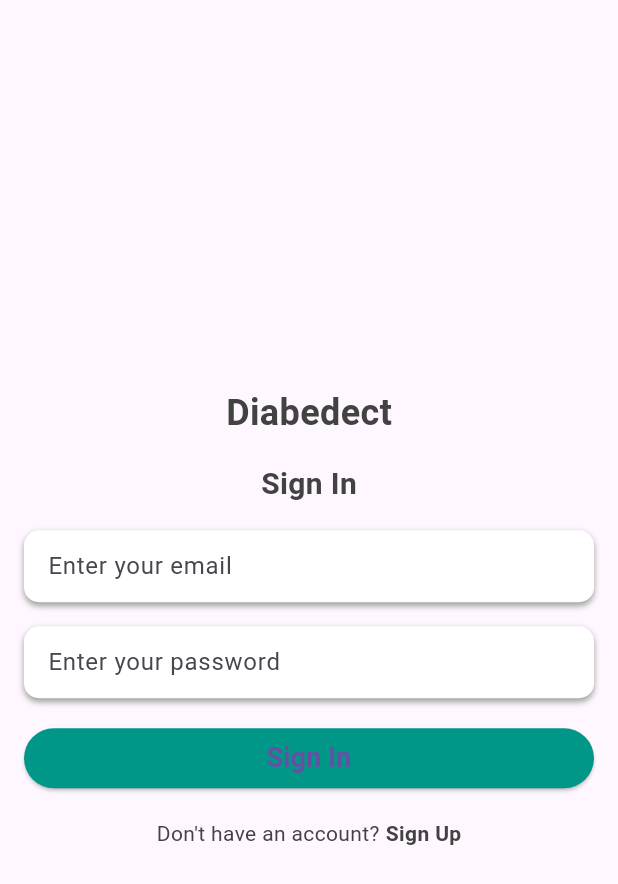
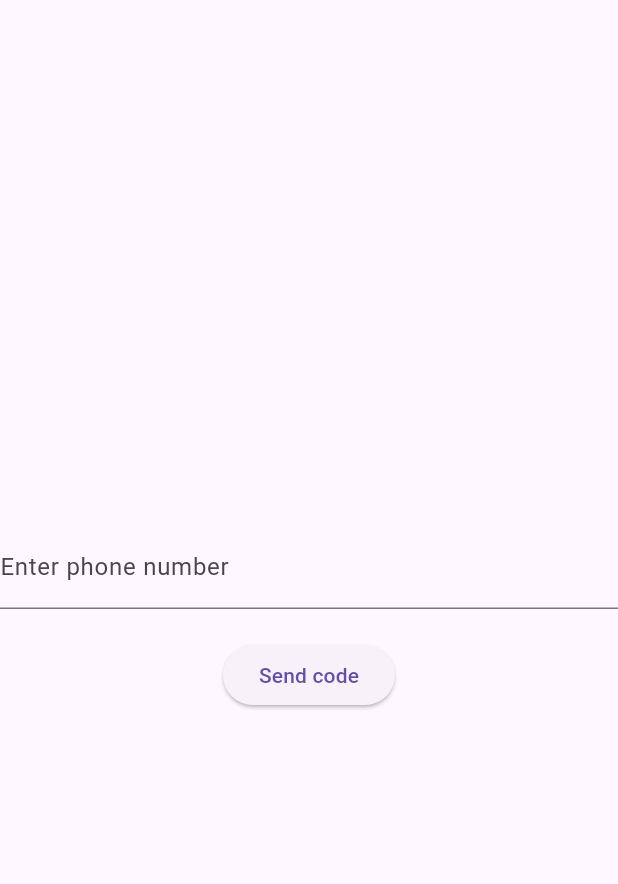
Before and after one commit to aliirshad07/dr_detection, a Flutter app: the screen it shows after launch, on a phone screen of 412 x 824 dp. Shown: the top 884 px of the screen. Run offline on Flutter 3.47's test engine with Material 3 defaults, Android fonts, the phone set to English and light mode, and no system bars; our stand-ins replace firebase_auth, firebase_core, flutter_easyloading, fluttertoast, get, get_storage and 4 more; missing offline and left inert: dart:ffi; accounts and stored records are empty.

Commit message:
ali's commit

```diff
--- a/lib/Hscreen.dart
+++ b/lib/Hscreen.dart
@@ -25,7 +25,6 @@ class MyHomePage extends StatefulWidget {
 class _MyHomePageState extends State<MyHomePage> {
 
   final userProfileController = Get.put(UserProfileController());
-
   String selectedImagePath = '';
   String confidence = "";
   String diseaseConfidence = "";
--- a/lib/main.dart
+++ b/lib/main.dart
@@ -1,5 +1,5 @@
 import 'package:dr_detection/controllers/signin_signup_controller.dart';
-import 'package:dr_detection/screens/login_screen.dart';
+import 'package:dr_detection/screens/phone_screen.dart';
 import 'package:firebase_auth/firebase_auth.dart';
 import 'package:flutter/material.dart';
 import 'package:dr_detection/Hscreen.dart';
@@ -49,7 +49,7 @@ class MyApp extends StatelessWidget {
               ),
             );
           }
-          return LoginScreen();
+          return PhoneScreen();
         },
       ),
       builder: EasyLoading.init(),
--- a/lib/screens/login_screen.dart
+++ /dev/null
@@ -1,170 +0,0 @@
-import 'package:dr_detection/Hscreen.dart';
-import 'package:dr_detection/controllers/signin_signup_controller.dart';
-import 'package:dr_detection/screens/otp_screen.dart';
-import 'package:firebase_auth/firebase_auth.dart';
-import 'package:flutter/material.dart';
-import 'package:dr_detection/screens/user_info_screen.dart';
-import 'package:get/get.dart';
-import 'signup_screen.dart';
-
-class LoginScreen extends StatefulWidget {
-  @override
-  State<LoginScreen> createState() => _LoginScreenState();
-}
-
-class _LoginScreenState extends State<LoginScreen> {
-  final TextEditingController emailController = TextEditingController();
-  final TextEditingController passwordController = TextEditingController();
-  final controller = Get.put(SigninSignupController());
-
-  void _showUploadDialog() {
-    showDialog(
-      context: context,
-      builder: (BuildContext context) {
-        return AlertDialog(
-          content: Column(
-            mainAxisSize: MainAxisSize.min,
-            children: <Widget>[
-              CircularProgressIndicator(color: Colors.black,),
-              SizedBox(height: 10),
-              Text('Logging in...'),
-            ],
-          ),
-        );
-      },
-    );
-  }
-
-  @override
-  Widget build(BuildContext context) {
-
-    return Scaffold(
-      body: Padding(
-        padding: const EdgeInsets.all(16.0),
-        child: Column(
-          crossAxisAlignment: CrossAxisAlignment.center,
-          mainAxisAlignment: MainAxisAlignment.center,
-          children: [
-            Text(
-              'Diabedect',
-              style: TextStyle(
-                fontSize: 24.0,
-                color: Colors.grey[800],
-                fontWeight: FontWeight.bold,
-              ),
-            ),
-            SizedBox(height: 16.0),
-            Text(
-              'Sign In',
-              style: TextStyle(
-                fontSize: 20.0,
-                color: Colors.grey[800],
-                fontWeight: FontWeight.bold,
-              ),
-            ),
-            SizedBox(height: 16.0),
-            Container(
-              padding: EdgeInsets.symmetric(horizontal: 16.0),
-              decoration: BoxDecoration(
-                color: Colors.white,
-                borderRadius: BorderRadius.circular(10.0),
-                boxShadow: [
-                  BoxShadow(
-                    color: Colors.grey,
-                    blurRadius: 3.0,
-                    offset: Offset(0, 2),
-                  ),
-                ],
-              ),
-              child: TextField(
-                controller: emailController,
-                keyboardType: TextInputType.text,
-                decoration: InputDecoration(
-                  hintText: 'Enter your email',
-                  border: InputBorder.none,
-                  focusedBorder: InputBorder.none,
-                ),
-                onChanged: (val){},
-              ),
-            ),
-            SizedBox(height: 16.0),
-            Container(
-              padding: EdgeInsets.symmetric(horizontal: 16.0),
-              decoration: BoxDecoration(
-                color: Colors.white,
-                borderRadius: BorderRadius.circular(10.0),
-                boxShadow: [
-                  BoxShadow(
-                    color: Colors.grey,
-                    blurRadius: 3.0,
-                    offset: Offset(0, 2),
-                  ),
-                ],
-              ),
-              child: TextField(
-                controller: passwordController,
-                obscureText: true,
-                decoration: InputDecoration(
-                  hintText: 'Enter your password',
-                  border: InputBorder.none,
-                  focusedBorder: InputBorder.none,
-                ),
-              ),
-            ),
-            SizedBox(height: 16.0),
-            Container(
-              width: double.infinity,
-              child: ElevatedButton(
-                onPressed: () async{
-                  if(emailController.text.isNotEmpty && passwordController.text.isNotEmpty){
-                    _showUploadDialog();
-                    await controller.signinUserWithEmailAndPassword(emailController.text, passwordController.text).whenComplete(() => Get.offAll(()=> MyHomePage()));
-                  }
-                },
-                style: ElevatedButton.styleFrom(
-                  primary: Colors.teal,
-                ),
-                child: Text(
-                  'Sign In',
-                  style: TextStyle(
-                    fontSize: 18.0,
-                    fontWeight: FontWeight.bold,
-                  ),
-                ),
-              ),
-            ),
-            SizedBox(height: 16.0),
-            Row(
-              mainAxisAlignment: MainAxisAlignment.center,
-              children: [
-                Text(
-                  "Don't have an account?",
-                  style: TextStyle(
-                    color: Colors.grey[800],
-                  ),
-                ),
-                SizedBox(width: 4.0),
-                InkWell(
-                  onTap: () {
-                    // Navigate to the signup screen
-                    Navigator.push(
-                      context,
-                      MaterialPageRoute(builder: (context) => SignUpScreen()),
-                    );
-                  },
-                  child: Text(
-                    'Sign Up',
-                    style: TextStyle(
-                      color: Colors.grey[800],
-                      fontWeight: FontWeight.bold,
-                    ),
-                  ),
-                ),
-              ],
-            ),
-          ],
-        ),
-      ),
-    );
-  }
-}
--- a/lib/screens/otp_screen.dart
+++ b/lib/screens/otp_screen.dart
@@ -66,11 +66,6 @@ class _OTPScreenState extends State<OTPScreen> {
           child: Column(
             mainAxisAlignment: MainAxisAlignment.center,
             children: [
-              Image.asset(
-                'assets/img1.png',
-                width: 150,
-                height: 150,
-              ),
               SizedBox(
                 height: 25,
               ),
--- /dev/null
+++ b/lib/screens/phone_screen.dart
@@ -0,0 +1,57 @@
+import 'package:firebase_auth/firebase_auth.dart';
+import 'package:flutter/material.dart';
+import 'package:get/get.dart';
+import 'otp_screen.dart';
+
+
+class PhoneScreen extends StatefulWidget {
+  const PhoneScreen({Key? key}) : super(key: key);
+
+  @override
+  State<PhoneScreen> createState() => _PhoneScreenState();
+}
+
+class _PhoneScreenState extends State<PhoneScreen> {
+
+  TextEditingController phoneController = TextEditingController();
+  var phone = '';
+  String countrycode = "+92";
+  @override
+  Widget build(BuildContext context) {
+    return Scaffold(
+      body: Column(
+        crossAxisAlignment: CrossAxisAlignment.center,
+        mainAxisAlignment: MainAxisAlignment.center,
+        children: [
+          TextField(
+            keyboardType: TextInputType.phone,
+            controller: phoneController,
+            decoration: InputDecoration(
+                hintText: "Enter phone number",
+                label: Text("Enter phone number")
+            ),
+            onChanged: (val){
+              phone = val;
+            },
+          ),
+          SizedBox(height: 20,),
+          ElevatedButton(
+            onPressed: ()async{
+              await FirebaseAuth.instance.verifyPhoneNumber(
+                phoneNumber: '${countrycode + phone}',
+                verificationCompleted: (PhoneAuthCredential credential) {},
+                verificationFailed: (FirebaseAuthException e) {},
+                codeSent: (String verificationId, int? resendToken) {
+                  Get.to(()=> OTPScreen(verificationId: verificationId,));
+                },
+                codeAutoRetrievalTimeout: (String verificationId) {},
+              );
+
+            },
+            child: Text('Send code'),
+          )
+        ],
+      ),
+    );
+  }
+}
--- a/lib/screens/profile_screen.dart
+++ b/lib/screens/profile_screen.dart
@@ -1,4 +1,4 @@
-import 'package:dr_detection/screens/login_screen.dart';
+import 'package:dr_detection/screens/phone_screen.dart';
 import 'package:firebase_auth/firebase_auth.dart';
 import 'package:flutter/material.dart';
 import 'package:get/get.dart';
@@ -18,7 +18,7 @@ class ProfileScreen extends StatelessWidget {
             icon: Icon(Icons.settings_power_rounded),
             onPressed: ()async{
               try {
-                await _auth.signOut().whenComplete(() => Get.to(()=> LoginScreen()));
+                await _auth.signOut().whenComplete(() => Get.to(()=> PhoneScreen()));
                 // Clear stored user data, such as UID and authentication state
               } catch (e) {
                 print('Error signing out: $e');
--- a/pubspec.yaml
+++ b/pubspec.yaml
@@ -45,10 +45,10 @@ dependencies:
   # The following adds the Cupertino Icons font to your application.
   # Use with the CupertinoIcons class for iOS style icons.
   cupertino_icons: ^1.0.2
-  firebase_auth: ^4.13.0
-  firebase_core: ^2.22.0
+  firebase_auth: ^4.15.3
+  firebase_core: ^2.24.0
   get_storage: ^2.0.3
-  cloud_firestore: ^4.13.0
+  cloud_firestore: ^4.13.3
   get: ^4.6.5
   pinput: ^3.0.1
 
```
Also changed, not shown: pubspec.lock, 4 other files.
